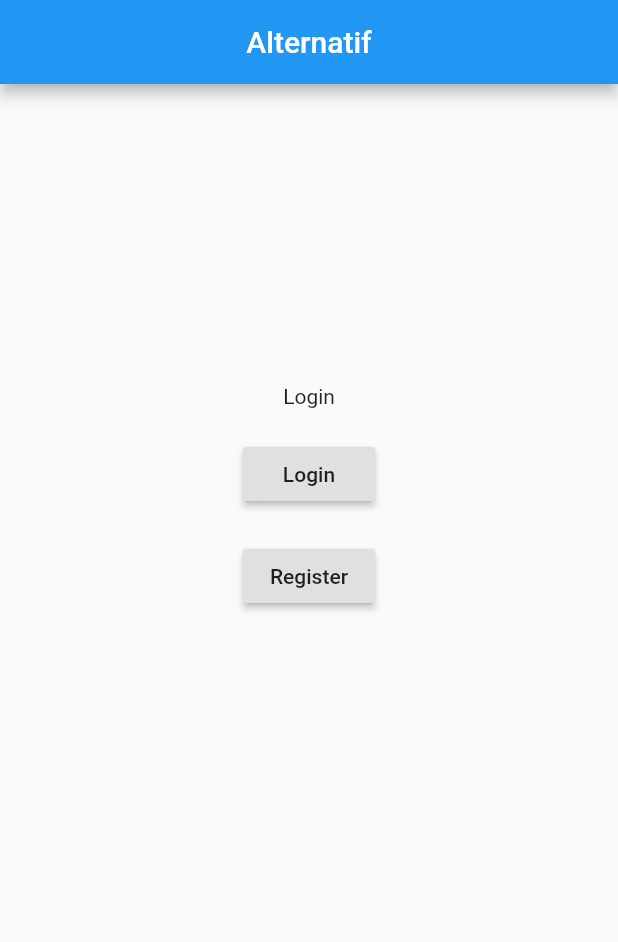
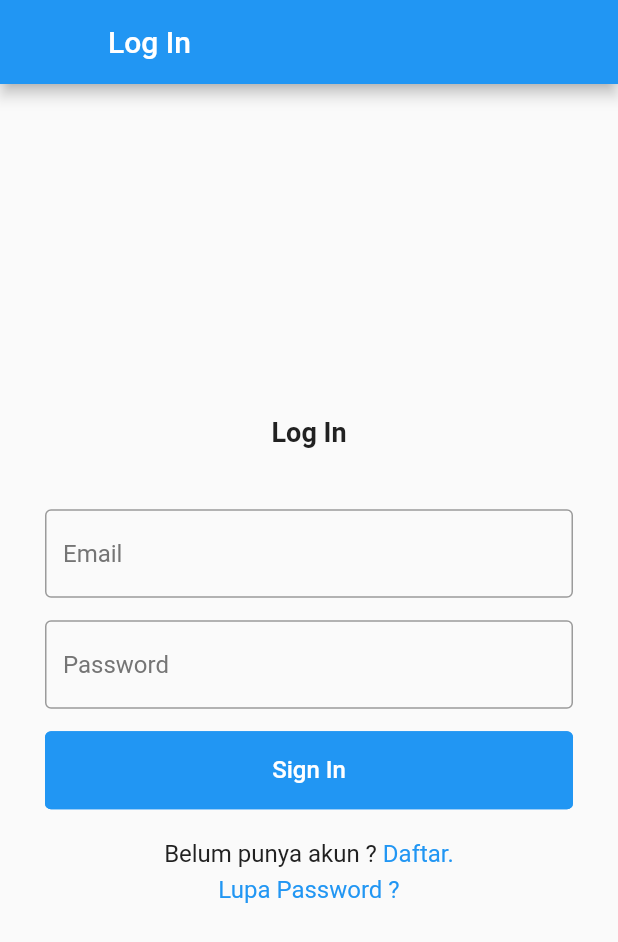
Before and after one commit to ssjrama/alternatif, a Flutter app: the screen it shows after launch, on a phone screen of 412 x 824 dp. Shown: the top 942 px of the screen. Run offline on Flutter 3.47's test engine with Material 2 defaults, Android fonts, the phone set to English and light mode, and no system bars.

Commit message:
Login & Register View

```diff
--- /dev/null
+++ b/lib/styles/styles.dart
@@ -0,0 +1,45 @@
+import 'package:flutter/material.dart';
+
+class Styles {
+  static TextStyle defaultStyle = TextStyle(
+    color: Colors.grey[900]
+  );
+
+  static TextStyle h1 = defaultStyle.copyWith(
+    fontWeight: FontWeight.w700,
+    fontSize: 18.0,
+    height: 22 / 18,
+  );
+
+  static TextStyle p = defaultStyle.copyWith(
+    fontSize: 16.0,
+  );
+
+  static TextStyle error = defaultStyle.copyWith(
+    fontWeight: FontWeight.w500,
+    fontSize: 14.0,
+    color: Colors.red,
+  );
+
+  static InputDecoration input = InputDecoration(
+    fillColor: Colors.white,
+    focusColor: Colors.grey[900],
+    focusedBorder: OutlineInputBorder(
+      borderSide: BorderSide(
+        color: Colors.blue,
+        width: 2.0,
+      ),
+    ),
+    border: OutlineInputBorder(
+      gapPadding: 1.0,
+      borderSide: BorderSide(
+        color: Colors.grey[600],
+        width: 1.0,
+      ),
+    ),
+    hintStyle: TextStyle(
+      color: Colors.grey[600],
+    ),
+  );
+
+}
--- a/lib/view/auth/login.dart
+++ b/lib/view/auth/login.dart
@@ -1,39 +1,85 @@
 import 'package:flutter/material.dart';
+import 'package:flutter/gestures.dart';
+import 'package:alternatif/styles/styles.dart';
+import 'package:alternatif/widgets/styled_flat_button.dart';
 
 class Login extends StatelessWidget {
   @override
   Widget build(BuildContext context) {
     return Scaffold(
       appBar: AppBar(
-        title: Text('Alternatif'),
-        centerTitle: true,
+        title: Text('Log In'),
+        leading: Container(),
       ),
-      body: Padding(
-        padding: const EdgeInsets.fromLTRB(0, 200.0, 0, 0),
+      body: Center(
+        child: Container(
+          child: Padding(
+            padding: const EdgeInsets.fromLTRB(30.0, 0.0, 30.0, 0.0),
+            child: Form(
               child: Column(
+                crossAxisAlignment: CrossAxisAlignment.stretch,
+                mainAxisAlignment: MainAxisAlignment.center,
+                children: <Widget>[
+                  Text(
+                    'Log In',
+                    textAlign: TextAlign.center,
+                    style: Styles.h1,
+                  ),
+                  SizedBox(height: 10.0),
+                  SizedBox(height: 30.0),
+                  TextFormField(
+                    decoration: Styles.input.copyWith(
+                      hintText: 'Email',
+                    ),
+                  ),
+                  SizedBox(height: 15.0),
+                  TextFormField(
+                    obscureText: true,
+                    decoration: Styles.input.copyWith(
+                      hintText: 'Password',
+                    ),
+                  ),
+                  SizedBox(height: 15.0),
+                  StyledFlatButton(
+                    'Sign In',
+                  ),
+                  SizedBox(height: 20.0),
+                  Center(
+                    child: RichText(
+                      text: TextSpan(
                         children: [
+                          TextSpan(
+                            text: "Belum punya akun ? ",
+                            style: Styles.p,
+                          ),
+                          TextSpan(
+                            text: 'Daftar.',
+                            style: Styles.p.copyWith(color: Colors.blue[500]),
+                            recognizer: TapGestureRecognizer()
+                              ..onTap = () => {
+                                    Navigator.pushNamed(context, '/register'),
+                                  },
+                          ),
+                        ],
+                      ),
+                    ),
+                  ),
+                  SizedBox(height: 5.0),
                   Center(
-              child: Text('Login'),
+                    child: RichText(
+                      text: TextSpan(
+                          text: 'Lupa Password ?',
+                          style: Styles.p.copyWith(color: Colors.blue[500]),
+                          recognizer: TapGestureRecognizer()
+                            ..onTap = () => {
+                                  Navigator.pushNamed(context, '/home'),
+                                }),
                     ),
-            SizedBox(
-              height: 20.0,
                   ),
-            RaisedButton(
-              onPressed: () {
-                Navigator.pushNamed(context, '/home');
-              },
-              child: Text('Login'),
+                ],
               ),
-            SizedBox(
-              height: 20.0,
             ),
-            RaisedButton(
-              onPressed: () {
-                Navigator.pushNamed(context, '/register');
-              },
-              child: Text('Register'),
-            )
-          ],
+          ),
         ),
       ),
     );
--- /dev/null
+++ b/lib/widgets/styled_flat_button.dart
@@ -0,0 +1,41 @@
+import 'package:flutter/material.dart';
+
+import 'package:alternatif/styles/styles.dart';
+
+class StyledFlatButton extends StatelessWidget {
+  final String text;
+  final onPressed;
+  final double radius;
+
+  const StyledFlatButton(this.text, {this.onPressed, Key key, this.radius})
+      : super(key: key);
+
+  @override
+  Widget build(BuildContext context) {
+    return FlatButton(
+      color: Colors.blue[500],
+      splashColor: Colors.blue[200],
+      child: Padding(
+        padding: EdgeInsets.symmetric(vertical: 18.0),
+        child: Text(
+          this.text,
+          style: Styles.p.copyWith(
+            color: Colors.white,
+            height: 1,
+            fontWeight: FontWeight.w500,
+          ),
+        ),
+      ),
+      onPressed: () {
+        this.onPressed();
+      },
+      shape: RoundedRectangleBorder(
+        borderRadius: BorderRadius.circular(radius ?? 4.0),
+        side: BorderSide(
+          color: Colors.blue[500],
+          width: 2,
+        ),
+      ),
+    );
+  }
+}
```
Also changed, not shown: lib/view/auth/register.dart (+52 -18 lines), lib/widgets/notification_text.dart (added, +24 -0 lines). Lines whose indentation alone changed are shown as unchanged.
